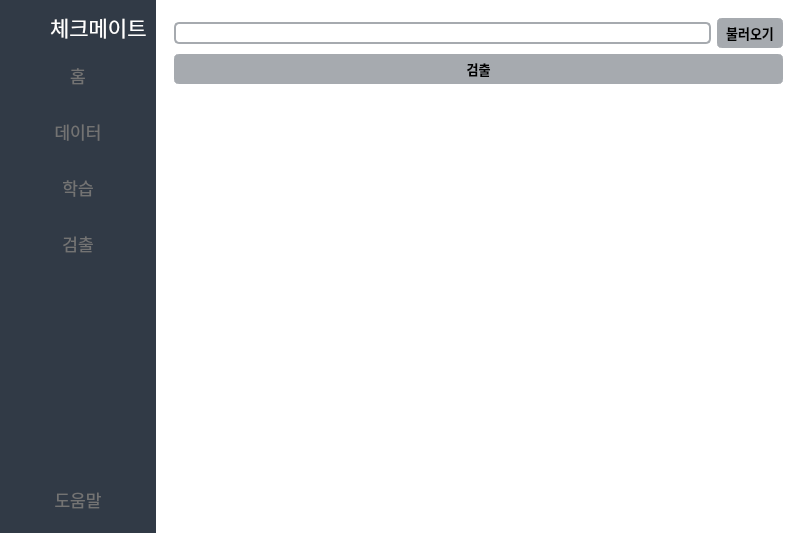
First picture: the form in gui/main_window.ui, repository Meawcat/CheckMate, before the edit.
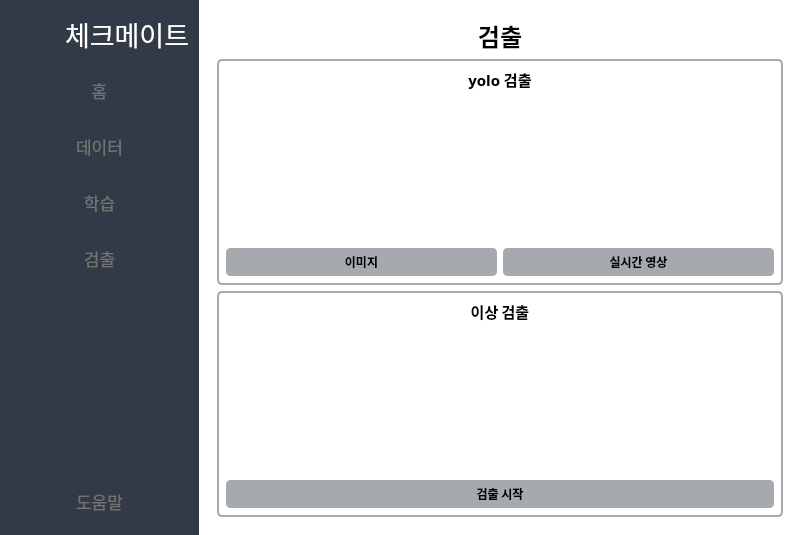
Second picture: the form after the edit. The open tabs and pages were chosen to show the change. Icons and pictures are not drawn.

Patch:
```diff
--- a/gui/main_window.ui
+++ b/gui/main_window.ui
@@ -7,7 +7,7 @@
     <x>0</x>
     <y>0</y>
     <width>801</width>
-    <height>533</height>
+    <height>535</height>
    </rect>
   </property>
   <property name="windowTitle">
@@ -35,7 +35,20 @@
 }
 #MainWindow{
 	background-color:#fff;
-}</string>
+}
+#data_page QPushButton:hover{
+	color: #fff;
+}
+#train_page QPushButton:hover{
+	color: #fff;
+}
+#detect_page QPushButton:hover{
+	color: #fff;
+}
+#data_page data_button{
+	color: #fff;
+}
+</string>
   </property>
   <widget class="QWidget" name="centralwidget">
    <layout class="QGridLayout" name="gridLayout">
@@ -69,14 +82,14 @@
           <widget class="QLabel" name="logo">
            <property name="minimumSize">
             <size>
-             <width>35</width>
-             <height>35</height>
+             <width>50</width>
+             <height>50</height>
             </size>
            </property>
            <property name="maximumSize">
             <size>
-             <width>35</width>
-             <height>35</height>
+             <width>50</width>
+             <height>50</height>
             </size>
            </property>
            <property name="text">
@@ -95,7 +108,7 @@
            <property name="font">
             <font>
              <family>맑은 고딕</family>
-             <pointsize>16</pointsize>
+             <pointsize>20</pointsize>
             </font>
            </property>
            <property name="text">
@@ -124,8 +137,8 @@
            </property>
            <property name="iconSize">
             <size>
-             <width>18</width>
-             <height>18</height>
+             <width>25</width>
+             <height>25</height>
             </size>
            </property>
            <property name="checkable">
@@ -153,8 +166,8 @@
            </property>
            <property name="iconSize">
             <size>
-             <width>18</width>
-             <height>18</height>
+             <width>25</width>
+             <height>25</height>
             </size>
            </property>
            <property name="checkable">
@@ -182,8 +195,8 @@
            </property>
            <property name="iconSize">
             <size>
-             <width>18</width>
-             <height>18</height>
+             <width>25</width>
+             <height>25</height>
             </size>
            </property>
            <property name="checkable">
@@ -211,8 +224,8 @@
            </property>
            <property name="iconSize">
             <size>
-             <width>18</width>
-             <height>18</height>
+             <width>25</width>
+             <height>25</height>
             </size>
            </property>
            <property name="checkable">
@@ -255,8 +268,8 @@
          </property>
          <property name="iconSize">
           <size>
-           <width>18</width>
-           <height>18</height>
+           <width>25</width>
+           <height>25</height>
           </size>
          </property>
          <property name="checkable">
@@ -478,83 +491,183 @@
            </item>
           </layout>
          </widget>
-         <widget class="QWidget" name="page_4">
-          <layout class="QGridLayout" name="gridLayout_9">
+         <widget class="QWidget" name="detect_page">
+          <layout class="QGridLayout" name="gridLayout_11">
            <item row="0" column="0">
-            <layout class="QVBoxLayout" name="verticalLayout_3">
-             <item>
-              <layout class="QHBoxLayout" name="horizontalLayout_2">
-               <item>
-                <widget class="QLineEdit" name="lineEdit">
-                 <property name="styleSheet">
-                  <string notr="true">border: 2px solid#a6aaaf;
-border-radius: 5px;
-padding: 1px 5px;
-</string>
-                 </property>
-                </widget>
-               </item>
-               <item>
-                <widget class="QPushButton" name="upload_button">
-                 <property name="font">
-                  <font>
-                   <family>맑은 고딕</family>
-                   <pointsize>10</pointsize>
-                   <weight>75</weight>
-                   <bold>true</bold>
-                  </font>
-                 </property>
-                 <property name="styleSheet">
-                  <string notr="true">border: 4px solid#a6aaaf;
-border-radius: 5px;
-padding: 1px 5px;
-background-color: #a6aaaf;
-</string>
-                 </property>
-                 <property name="text">
-                  <string>불러오기</string>
-                 </property>
-                </widget>
-               </item>
-              </layout>
-             </item>
-             <item>
-              <widget class="QPushButton" name="anomaly_button">
+            <layout class="QGridLayout" name="gridLayout_10">
+             <item row="0" column="0">
+              <widget class="QLabel" name="label_3">
                <property name="font">
                 <font>
                  <family>맑은 고딕</family>
-                 <pointsize>10</pointsize>
+                 <pointsize>18</pointsize>
                  <weight>75</weight>
                  <bold>true</bold>
                 </font>
                </property>
-               <property name="styleSheet">
-                <string notr="true">border: 4px solid#a6aaaf;
-border-radius: 5px;
-padding: 1px 5px;
-background-color: #a6aaaf;
-</string>
-               </property>
                <property name="text">
                 <string>검출</string>
                </property>
+               <property name="alignment">
+                <set>Qt::AlignCenter</set>
+               </property>
+              </widget>
+             </item>
+             <item row="1" column="0">
+              <widget class="QWidget" name="yolo_detect_widget" native="true">
+               <property name="styleSheet">
+                <string notr="true">#yolo_detect_widget{
+	border: 2px solid#a6aaaf;
+	border-radius: 5px;
+}
+</string>
+               </property>
+               <layout class="QGridLayout" name="gridLayout_8">
+                <item row="0" column="0">
+                 <widget class="QLabel" name="label_4">
+                  <property name="font">
+                   <font>
+                    <family>맑은 고딕</family>
+                    <pointsize>11</pointsize>
+                    <weight>75</weight>
+                    <bold>true</bold>
+                   </font>
+                  </property>
+                  <property name="text">
+                   <string>yolo 검출</string>
+                  </property>
+                  <property name="alignment">
+                   <set>Qt::AlignCenter</set>
+                  </property>
+                 </widget>
+                </item>
+                <item row="1" column="0">
+                 <spacer name="verticalSpacer_2">
+                  <property name="orientation">
+                   <enum>Qt::Vertical</enum>
+                  </property>
+                  <property name="sizeHint" stdset="0">
+                   <size>
+                    <width>20</width>
+                    <height>146</height>
+                   </size>
+                  </property>
+                 </spacer>
+                </item>
+                <item row="2" column="0">
+                 <layout class="QHBoxLayout" name="horizontalLayout_2">
+                  <item>
+                   <widget class="QPushButton" name="detect_image_button">
+                    <property name="font">
+                     <font>
+                      <family>맑은 고딕</family>
+                      <weight>75</weight>
+                      <bold>true</bold>
+                     </font>
+                    </property>
+                    <property name="styleSheet">
+                     <string notr="true">border: 4px solid#a6aaaf;
+border-radius: 5px;
+padding: 1px 5px;
+background-color: #a6aaaf;
+</string>
+                    </property>
+                    <property name="text">
+                     <string>이미지</string>
+                    </property>
+                   </widget>
+                  </item>
+                  <item>
+                   <widget class="QPushButton" name="detect_video_button">
+                    <property name="font">
+                     <font>
+                      <family>맑은 고딕</family>
+                      <weight>75</weight>
+                      <bold>true</bold>
+                     </font>
+                    </property>
+                    <property name="styleSheet">
+                     <string notr="true">border: 4px solid#a6aaaf;
+border-radius: 5px;
+padding: 1px 5px;
+background-color: #a6aaaf;
+</string>
+                    </property>
+                    <property name="text">
+                     <string>실시간 영상</string>
+                    </property>
+                   </widget>
+                  </item>
+                 </layout>
+                </item>
+               </layout>
+              </widget>
+             </item>
+             <item row="2" column="0">
+              <widget class="QWidget" name="anomaly_detect_widget" native="true">
+               <property name="styleSheet">
+                <string notr="true">#anomaly_detect_widget{
+	border: 2px solid#a6aaaf;
+	border-radius: 5px;
+}</string>
+               </property>
+               <layout class="QGridLayout" name="gridLayout_9">
+                <item row="0" column="0">
+                 <widget class="QLabel" name="label_5">
+                  <property name="font">
+                   <font>
+                    <family>맑은 고딕</family>
+                    <pointsize>11</pointsize>
+                    <weight>75</weight>
+                    <bold>true</bold>
+                   </font>
+                  </property>
+                  <property name="text">
+                   <string>이상 검출</string>
+                  </property>
+                  <property name="alignment">
+                   <set>Qt::AlignCenter</set>
+                  </property>
+                 </widget>
+                </item>
+                <item row="1" column="0">
+                 <spacer name="verticalSpacer_3">
+                  <property name="orientation">
+                   <enum>Qt::Vertical</enum>
+                  </property>
+                  <property name="sizeHint" stdset="0">
+                   <size>
+                    <width>20</width>
+                    <height>147</height>
+                   </size>
+                  </property>
+                 </spacer>
+                </item>
+                <item row="2" column="0">
+                 <widget class="QPushButton" name="anomaly_detect_start_button">
+                  <property name="font">
+                   <font>
+                    <family>맑은 고딕</family>
+                    <weight>75</weight>
+                    <bold>true</bold>
+                   </font>
+                  </property>
+                  <property name="styleSheet">
+                   <string notr="true">border: 4px solid#a6aaaf;
+border-radius: 5px;
+padding: 1px 5px;
+background-color: #a6aaaf;</string>
+                  </property>
+                  <property name="text">
+                   <string>검출 시작</string>
+                  </property>
+                 </widget>
+                </item>
+               </layout>
               </widget>
              </item>
             </layout>
            </item>
-           <item row="1" column="0">
-            <spacer name="verticalSpacer_2">
-             <property name="orientation">
-              <enum>Qt::Vertical</enum>
-             </property>
-             <property name="sizeHint" stdset="0">
-              <size>
-               <width>20</width>
-               <height>432</height>
-              </size>
-             </property>
-            </spacer>
-           </item>
           </layout>
          </widget>
          <widget class="QWidget" name="page_5">
```
Left out of the diff: 245 changed lines with no effect on the pictures.
